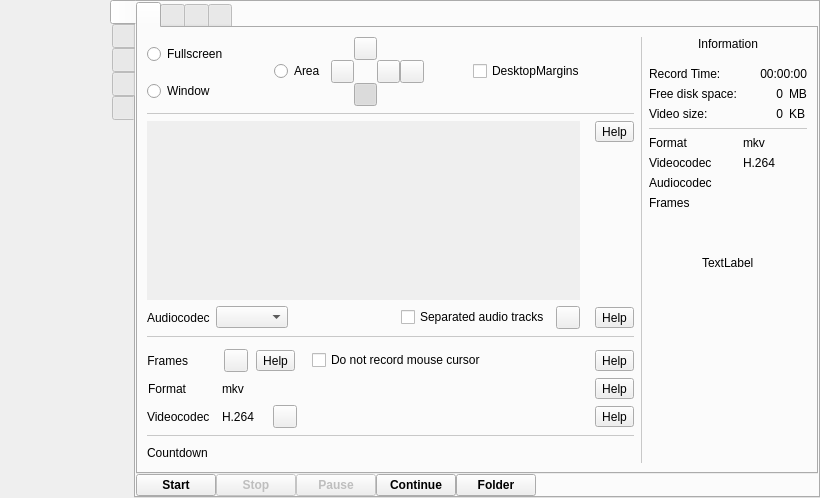
vkohaupt/vokoscreenNG, file src/wayland/formMainWindow_wl.ui: the form before one commit.
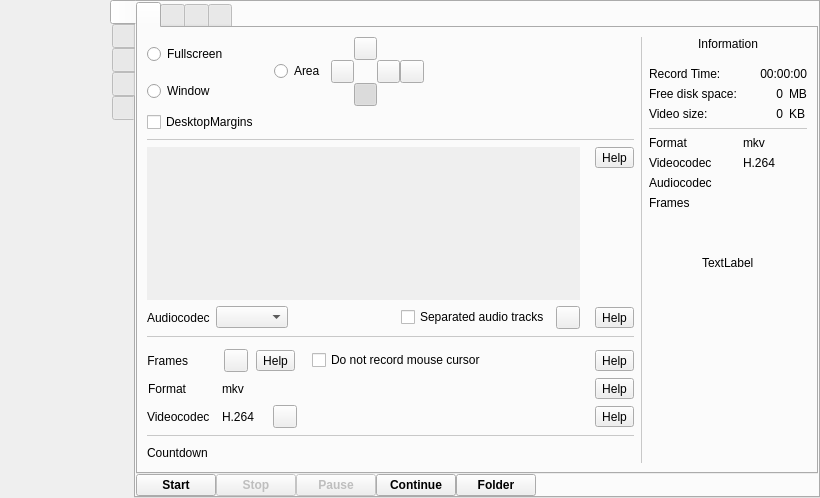
The form after the commit. Icons and pictures are not drawn.

Commit message: Wayland: Area margins

```diff
--- a/src/wayland/formMainWindow_wl.ui
+++ b/src/wayland/formMainWindow_wl.ui
@@ -496,13 +496,6 @@
                          </property>
                         </spacer>
                        </item>
-                       <item>
-                        <widget class="QCheckBox" name="checkBoxDesktopMargins">
-                         <property name="text">
-                          <string notr="true">DesktopMargins</string>
-                         </property>
-                        </widget>
-                       </item>
                        <item>
                         <spacer name="horizontalSpacer_2">
                          <property name="orientation">
@@ -546,6 +539,13 @@
                   </item>
                  </layout>
                 </item>
+                <item>
+                 <widget class="QCheckBox" name="checkBoxDesktopMargins">
+                  <property name="text">
+                   <string notr="true">DesktopMargins</string>
+                  </property>
+                 </widget>
+                </item>
                 <item>
                  <widget class="Line" name="line_2">
                   <property name="styleSheet">
@@ -635,7 +635,7 @@
                           <x>0</x>
                           <y>0</y>
                           <width>401</width>
-                          <height>101</height>
+                          <height>71</height>
                          </rect>
                         </property>
                         <property name="accessibleName">
```
The commit also changes 1 other file.
